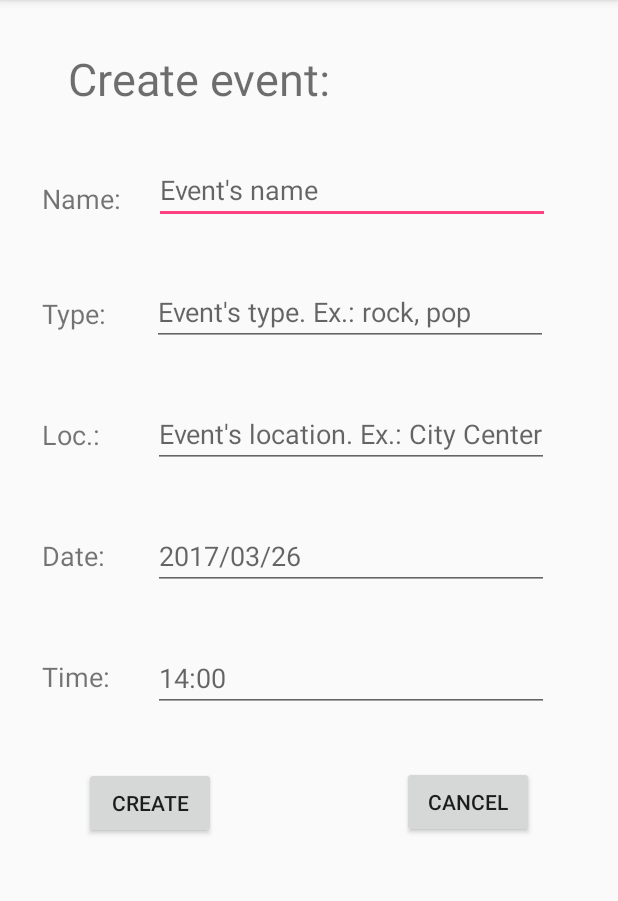
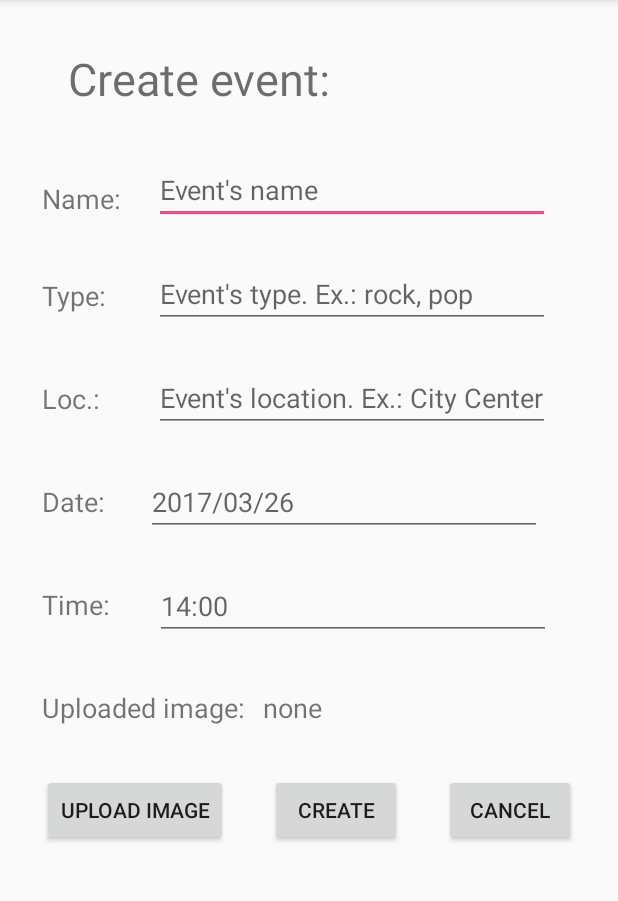
Before and after one commit to istvan73/MusicEventViewer, an Android app: the screen it shows after launch (NewEventActivity), on a phone screen of 412 x 824 dp, the part 84-985 px from its top. Run offline under Robolectric (Android 15) with nearby library versions, the phone set to English and light mode, and no system bars; our stand-ins replace Firebase (no records; nobody signed in at launch, a user with empty details on screens opened directly).

Commit message:
Image Storage is working

```diff
--- a/app/src/main/res/layout/activity_create_new_event.xml
+++ b/app/src/main/res/layout/activity_create_new_event.xml
@@ -1,12 +1,46 @@
 <?xml version="1.0" encoding="utf-8"?>
-<android.support.constraint.ConstraintLayout
-    xmlns:android="http://schemas.android.com/apk/res/android"
+<android.support.constraint.ConstraintLayout xmlns:android="http://schemas.android.com/apk/res/android"
     xmlns:app="http://schemas.android.com/apk/res-auto"
     xmlns:tools="http://schemas.android.com/tools"
+    android:id="@+id/new_event_constraint_layout"
     android:layout_width="match_parent"
     android:layout_height="match_parent"
-    android:id="@+id/new_event_constraint_layout"
-    tools:context="com.example.dell_5548.eventmusicpestyah_hunyi.NewEventActivity">
+    tools:context="com.example.dell_5548.eventmusicpestyah_hunyi.NewEventActivity"
+    tools:layout_editor_absoluteY="81dp">
+
+    <TextView
+        android:id="@+id/uploadedImageName"
+        android:layout_width="wrap_content"
+        android:layout_height="wrap_content"
+        android:layout_marginStart="12dp"
+        android:layout_marginTop="44dp"
+        android:labelFor="@+id/eventTime"
+        android:text="@string/uploadedImageMissing"
+        android:textSize="18sp"
+        app:layout_constraintStart_toEndOf="@+id/uploadedImageLabel"
+        app:layout_constraintTop_toBottomOf="@+id/eventTimeLabel" />
+
+    <TextView
+        android:id="@+id/uploadedImageLabel"
+        android:layout_width="wrap_content"
+        android:layout_height="wrap_content"
+        android:layout_marginStart="28dp"
+        android:layout_marginTop="44dp"
+        android:labelFor="@+id/eventTime"
+        android:text="@string/uploadedImageLabel"
+        android:textSize="18sp"
+        app:layout_constraintStart_toStartOf="parent"
+        app:layout_constraintTop_toBottomOf="@+id/eventTimeLabel" />
+
+    <Button
+        android:id="@+id/uploadImageButton"
+        android:layout_width="wrap_content"
+        android:layout_height="wrap_content"
+        android:layout_marginStart="28dp"
+        android:layout_marginTop="32dp"
+        android:text="Upload Image"
+        app:layout_constraintStart_toStartOf="parent"
+        app:layout_constraintTop_toBottomOf="@+id/uploadedImageLabel" />
 
     <TextView
         android:id="@+id/eventNameLabel"
@@ -25,7 +59,7 @@
         android:layout_width="wrap_content"
         android:layout_height="wrap_content"
         android:layout_marginStart="28dp"
-        android:layout_marginTop="52dp"
+        android:layout_marginTop="40dp"
         android:labelFor="@+id/eventTime"
         android:text="@string/type"
         android:textSize="18sp"
@@ -37,7 +71,7 @@
         android:layout_width="wrap_content"
         android:layout_height="wrap_content"
         android:layout_marginStart="28dp"
-        android:layout_marginTop="56dp"
+        android:layout_marginTop="44dp"
         android:labelFor="@+id/eventTime"
         android:text="@string/location"
         android:textSize="18sp"
@@ -65,12 +99,12 @@
         android:layout_height="wrap_content"
         android:layout_marginEnd="16dp"
         android:layout_marginStart="8dp"
-        android:layout_marginTop="36dp"
+        android:layout_marginTop="24dp"
         android:ems="10"
         android:hint="@string/event_time_hint"
         android:inputType="time"
         app:layout_constraintEnd_toEndOf="parent"
-        app:layout_constraintHorizontal_bias="0.411"
+        app:layout_constraintHorizontal_bias="0.431"
         app:layout_constraintStart_toEndOf="@+id/eventTimeLabel"
         app:layout_constraintTop_toBottomOf="@+id/eventDate" />
 
@@ -79,7 +113,7 @@
         android:layout_width="wrap_content"
         android:layout_height="wrap_content"
         android:layout_marginStart="28dp"
-        android:layout_marginTop="56dp"
+        android:layout_marginTop="44dp"
         android:labelFor="@+id/eventTime"
         android:text="@string/time"
         android:textSize="18sp"
@@ -92,12 +126,12 @@
         android:layout_height="wrap_content"
         android:layout_marginEnd="8dp"
         android:layout_marginStart="8dp"
-        android:layout_marginTop="36dp"
+        android:layout_marginTop="24dp"
         android:ems="10"
         android:hint="@string/event_location_hint"
         android:inputType="textPersonName"
         app:layout_constraintEnd_toEndOf="parent"
-        app:layout_constraintHorizontal_bias="0.415"
+        app:layout_constraintHorizontal_bias="0.43"
         app:layout_constraintStart_toEndOf="@+id/eventLocationLabel"
         app:layout_constraintTop_toBottomOf="@+id/eventType" />
 
@@ -107,12 +141,12 @@
         android:layout_height="wrap_content"
         android:layout_marginEnd="8dp"
         android:layout_marginStart="8dp"
-        android:layout_marginTop="36dp"
+        android:layout_marginTop="24dp"
         android:ems="10"
         android:hint="@string/event_type_hint"
         android:inputType="textPersonName"
         app:layout_constraintEnd_toEndOf="parent"
-        app:layout_constraintHorizontal_bias="0.366"
+        app:layout_constraintHorizontal_bias="0.383"
         app:layout_constraintStart_toEndOf="@+id/eventTypeLabel"
         app:layout_constraintTop_toBottomOf="@+id/eventName" />
 
@@ -136,7 +170,7 @@
         android:layout_width="wrap_content"
         android:layout_height="wrap_content"
         android:layout_marginStart="28dp"
-        android:layout_marginTop="56dp"
+        android:layout_marginTop="44dp"
         android:labelFor="@+id/eventTime"
         android:text="@string/date"
         android:textSize="18sp"
@@ -149,12 +183,12 @@
         android:layout_height="wrap_content"
         android:layout_marginEnd="8dp"
         android:layout_marginStart="12dp"
-        android:layout_marginTop="36dp"
+        android:layout_marginTop="24dp"
         android:ems="10"
         android:hint="@string/event_date_hint"
         android:inputType="date"
         app:layout_constraintEnd_toEndOf="parent"
-        app:layout_constraintHorizontal_bias="0.344"
+        app:layout_constraintHorizontal_bias="0.26"
         app:layout_constraintStart_toEndOf="@+id/eventDateLabel"
         app:layout_constraintTop_toBottomOf="@+id/eventLocation" />
 
@@ -162,19 +196,19 @@
         android:id="@+id/createButton"
         android:layout_width="wrap_content"
         android:layout_height="wrap_content"
-        android:layout_marginStart="56dp"
-        android:layout_marginTop="48dp"
+        android:layout_marginStart="28dp"
+        android:layout_marginTop="32dp"
         android:text="@string/create"
-        app:layout_constraintStart_toStartOf="parent"
-        app:layout_constraintTop_toBottomOf="@+id/eventTimeLabel" />
+        app:layout_constraintStart_toEndOf="@+id/uploadImageButton"
+        app:layout_constraintTop_toBottomOf="@+id/uploadedImageName" />
 
     <Button
         android:id="@+id/cancelButton"
         android:layout_width="wrap_content"
         android:layout_height="wrap_content"
-        android:layout_marginStart="124dp"
-        android:layout_marginTop="36dp"
+        android:layout_marginStart="28dp"
+        android:layout_marginTop="32dp"
         android:text="@string/cancel"
         app:layout_constraintStart_toEndOf="@+id/createButton"
-        app:layout_constraintTop_toBottomOf="@+id/eventTime" />
+        app:layout_constraintTop_toBottomOf="@+id/uploadedImageName" />
 </android.support.constraint.ConstraintLayout>
--- a/app/src/main/res/values/strings.xml
+++ b/app/src/main/res/values/strings.xml
@@ -36,5 +36,8 @@
     <string name="M_EVENT_TYPE">type</string>
     <string name="M_EVENT_DATE">date</string>
     <string name="M_EVENT_TIME">time</string>
+    <string name="uploadedImageMissing">none</string>
+    <string name="uploadedImageLabel">Uploaded image:</string>
+    <string name="M_EVENT_FILE_PATH">FilePath</string>
 
 </resources>
```
Also changed, not shown: app/src/main/java/com/example/dell_5548/eventmusicpestyah_hunyi/NewEventActivity.java (+120 -13 lines).
